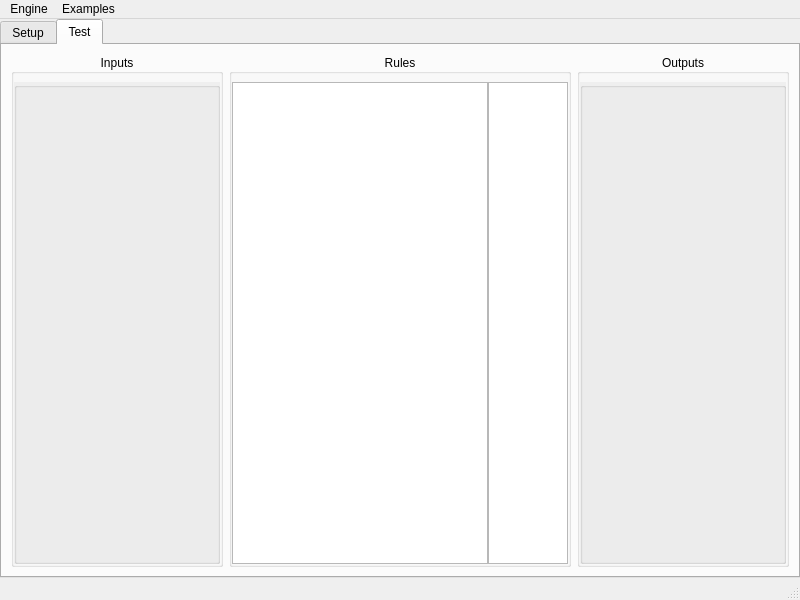
This is qtfuzzylite/ui/Window.ui in fuzzylite/fuzzylite as Qt 5 draws it before an edit. The edited form follows.
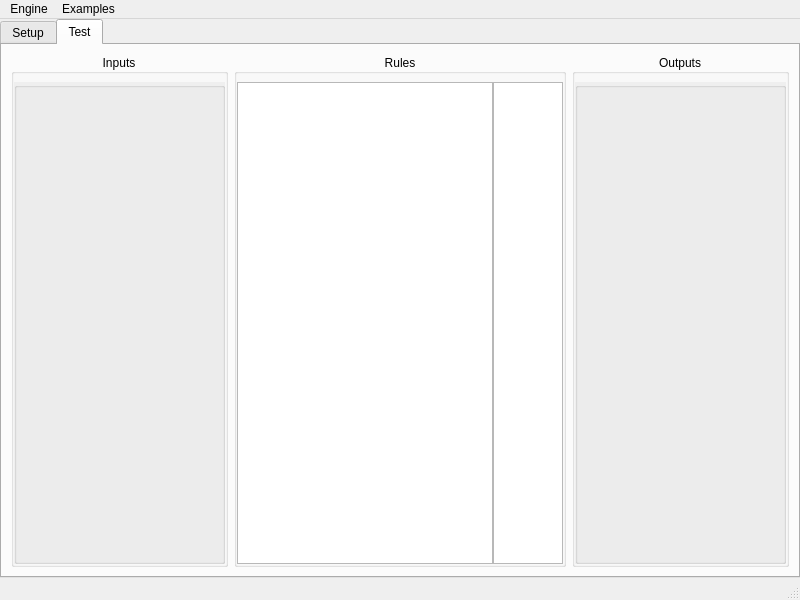
This is the edited form. The open tabs and pages were chosen to show the change. Icons and pictures are not drawn.

Diff of the .ui file:
```diff
--- a/qtfuzzylite/ui/Window.ui
+++ b/qtfuzzylite/ui/Window.ui
@@ -345,7 +345,7 @@
                  <rect>
                   <x>0</x>
                   <y>0</y>
-                  <width>202</width>
+                  <width>207</width>
                   <height>474</height>
                  </rect>
                 </property>
@@ -420,9 +420,6 @@
              </property>
              <item>
               <widget class="QListWidget" name="lsw_test_rules">
-               <property name="alternatingRowColors">
-                <bool>false</bool>
-               </property>
                <property name="selectionMode">
                 <enum>QAbstractItemView::NoSelection</enum>
                </property>
@@ -432,28 +429,33 @@
                <property name="resizeMode">
                 <enum>QListView::Adjust</enum>
                </property>
-               <property name="uniformItemSizes">
-                <bool>false</bool>
-               </property>
-               <property name="wordWrap">
-                <bool>true</bool>
-               </property>
               </widget>
              </item>
              <item>
               <widget class="QListWidget" name="lsw_test_rules_activation">
                <property name="sizePolicy">
-                <sizepolicy hsizetype="Maximum" vsizetype="Expanding">
+                <sizepolicy hsizetype="Fixed" vsizetype="Expanding">
                  <horstretch>0</horstretch>
                  <verstretch>0</verstretch>
                 </sizepolicy>
                </property>
+               <property name="minimumSize">
+                <size>
+                 <width>0</width>
+                 <height>0</height>
+                </size>
+               </property>
                <property name="maximumSize">
                 <size>
-                 <width>80</width>
+                 <width>70</width>
                  <height>16777215</height>
                 </size>
                </property>
+               <property name="font">
+                <font>
+                 <pointsize>10</pointsize>
+                </font>
+               </property>
                <property name="horizontalScrollBarPolicy">
                 <enum>Qt::ScrollBarAlwaysOff</enum>
                </property>
@@ -517,7 +519,7 @@
                  <rect>
                   <x>0</x>
                   <y>0</y>
-                  <width>202</width>
+                  <width>207</width>
                   <height>474</height>
                  </rect>
                 </property>
```
Left out of the diff: 23 changed lines with no effect on the pictures.
